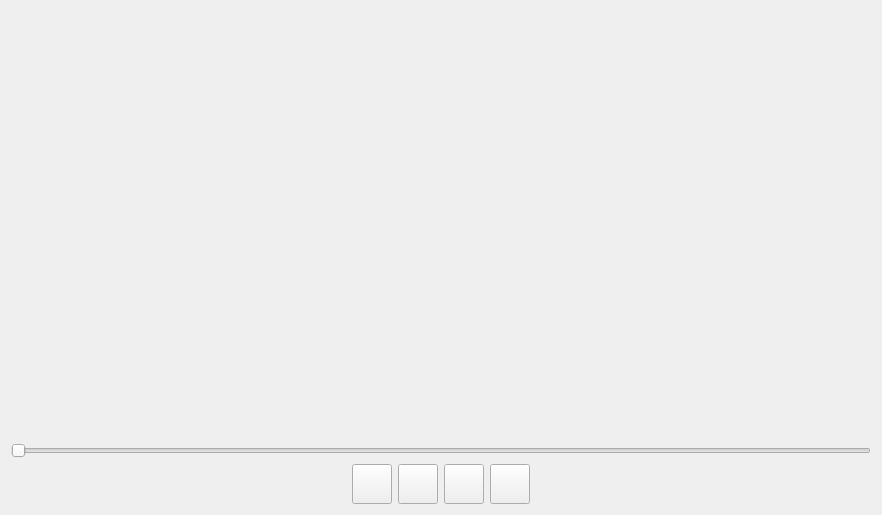
Above: play_window.ui from yaoyuanna/AV_PROJECT before the change. Below: the same form after it.
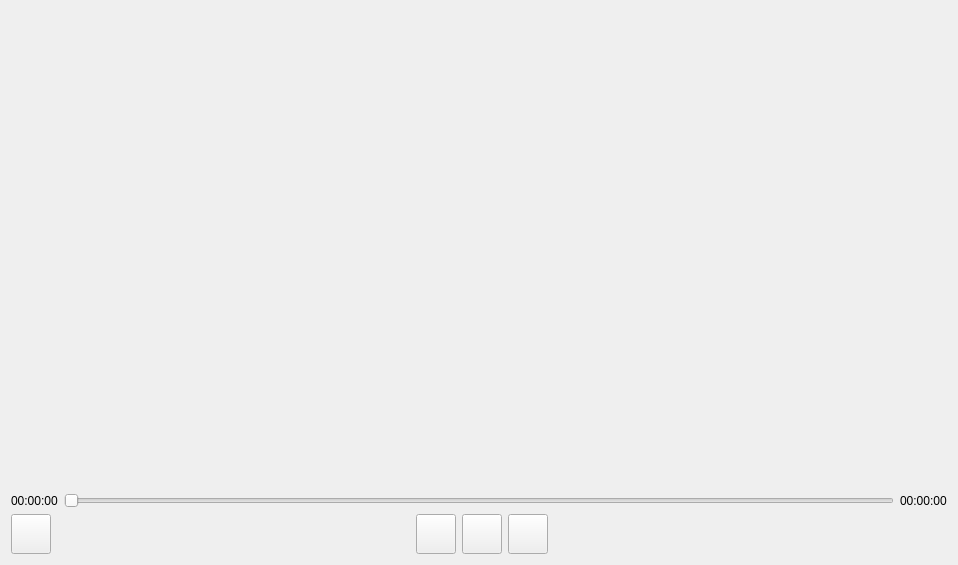
That is the form after the change.

Diff of the .ui file:
```diff
--- a/play_window.ui
+++ b/play_window.ui
@@ -6,16 +6,14 @@
    <rect>
     <x>0</x>
     <y>0</y>
-    <width>882</width>
-    <height>515</height>
+    <width>958</width>
+    <height>565</height>
    </rect>
   </property>
   <property name="windowTitle">
    <string>Form</string>
   </property>
-  <layout class="QHBoxLayout" name="horizontalLayout_2">
-   <item>
-    <layout class="QVBoxLayout" name="verticalLayout" stretch="9,1,1">
+  <layout class="QVBoxLayout" name="verticalLayout">
      <item>
       <spacer name="verticalSpacer">
        <property name="orientation">
@@ -24,35 +22,40 @@
        <property name="sizeHint" stdset="0">
         <size>
          <width>20</width>
-         <height>40</height>
+       <height>473</height>
         </size>
        </property>
       </spacer>
      </item>
      <item>
-      <widget class="QSlider" name="horizontalSlider">
-       <property name="orientation">
-        <enum>Qt::Horizontal</enum>
+    <layout class="QHBoxLayout" name="horizontalLayout_2">
+     <item>
+      <widget class="QLabel" name="label">
+       <property name="text">
+        <string>00:00:00</string>
        </property>
       </widget>
      </item>
      <item>
-      <layout class="QHBoxLayout" name="horizontalLayout" stretch="1,0,0,0,0,1">
-       <item>
-        <spacer name="horizontalSpacer">
+      <widget class="QSlider" name="sd_time">
          <property name="orientation">
           <enum>Qt::Horizontal</enum>
          </property>
-         <property name="sizeHint" stdset="0">
-          <size>
-           <width>40</width>
-           <height>20</height>
-          </size>
-         </property>
-        </spacer>
-       </item>
+      </widget>
+     </item>
+     <item>
+      <widget class="QLabel" name="label_2">
+       <property name="text">
+        <string>00:00:00</string>
+       </property>
+      </widget>
+     </item>
+    </layout>
+   </item>
        <item>
-        <widget class="QPushButton" name="pushButton_2">
+    <layout class="QHBoxLayout" name="horizontalLayout" stretch="1,9,1,1,1,10">
+     <item>
+      <widget class="QPushButton" name="pb_openfile">
          <property name="sizePolicy">
           <sizepolicy hsizetype="Minimum" vsizetype="Fixed">
            <horstretch>0</horstretch>
@@ -71,7 +74,20 @@
         </widget>
        </item>
        <item>
-        <widget class="QPushButton" name="pushButton">
+      <spacer name="horizontalSpacer">
+       <property name="orientation">
+        <enum>Qt::Horizontal</enum>
+       </property>
+       <property name="sizeHint" stdset="0">
+        <size>
+         <width>40</width>
+         <height>20</height>
+        </size>
+       </property>
+      </spacer>
+     </item>
+     <item>
+      <widget class="QPushButton" name="pb_seekbefor">
          <property name="minimumSize">
           <size>
            <width>0</width>
@@ -127,8 +143,6 @@
           </size>
          </property>
         </spacer>
-       </item>
-      </layout>
      </item>
     </layout>
    </item>
```
Left out of the diff: 4 changed lines with no effect on the pictures. Lines whose indentation alone changed are shown as unchanged.
